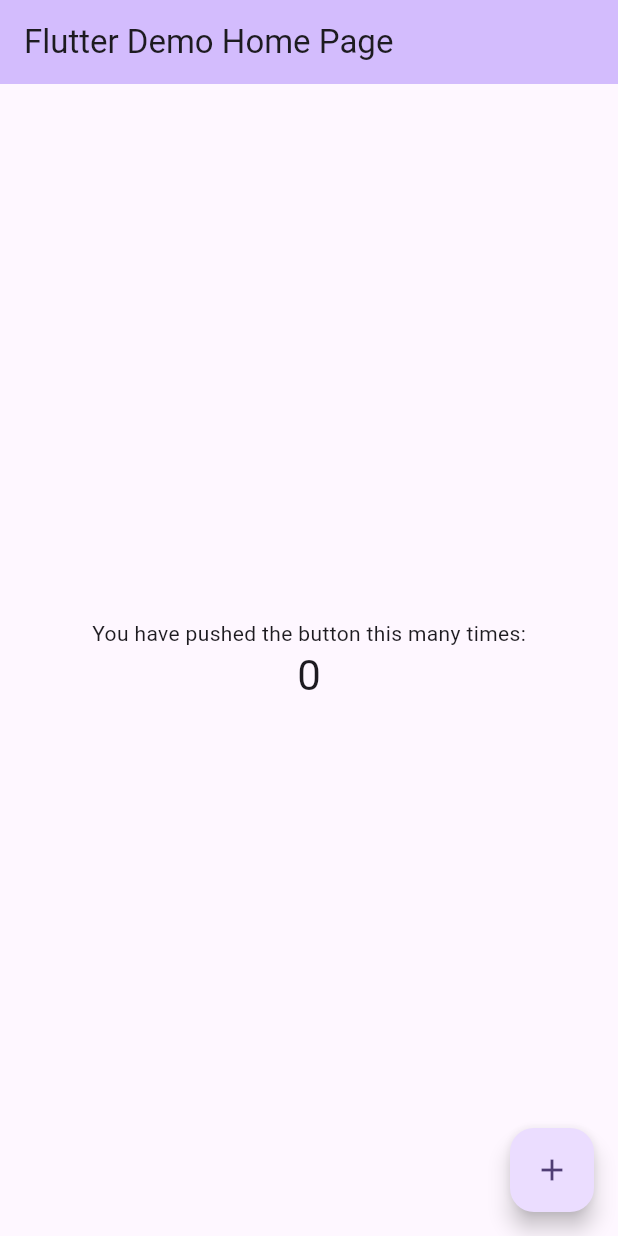
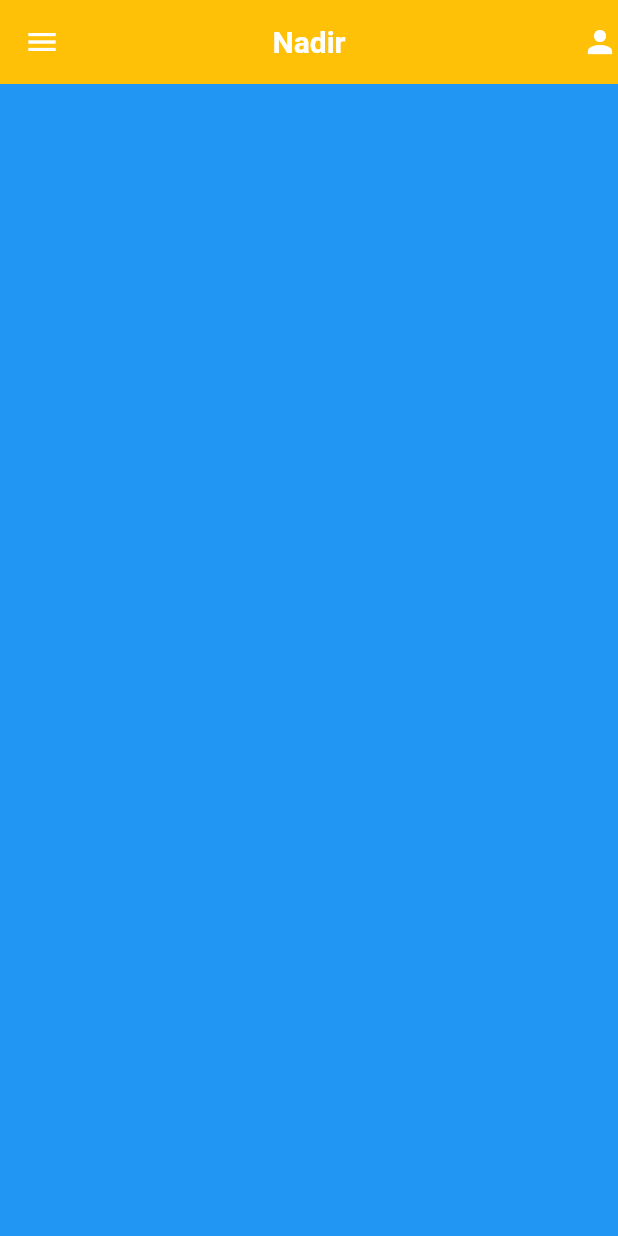
Before and after one commit to sabir-ullah/Flutter-Course-Batch2, a Flutter app: the screen it shows after launch, on a phone screen of 412 x 824 dp. Run offline on Flutter 3.47's test engine with Material 3 defaults, Android fonts, the phone set to English and light mode, and no system bars.

Commit message:
app bar and body practise

```diff
--- a/lib/main.dart
+++ b/lib/main.dart
@@ -1,122 +1,36 @@
+import 'package:flutter/cupertino.dart';
 import 'package:flutter/material.dart';
 
-void main() {
-  runApp(const MyApp());
+void main(){
+  runApp(FlutterBatchTwoApp());
 }
+class FlutterBatchTwoApp extends StatelessWidget {
+  const FlutterBatchTwoApp({super.key});
 
-class MyApp extends StatelessWidget {
-  const MyApp({super.key});
-
-  // This widget is the root of your application.
   @override
   Widget build(BuildContext context) {
-    return MaterialApp(
-      title: 'Flutter Demo',
-      theme: ThemeData(
-        // This is the theme of your application.
-        //
-        // TRY THIS: Try running your application with "flutter run". You'll see
-        // the application has a purple toolbar. Then, without quitting the app,
-        // try changing the seedColor in the colorScheme below to Colors.green
-        // and then invoke "hot reload" (save your changes or press the "hot
-        // reload" button in a Flutter-supported IDE, or press "r" if you used
-        // the command line to start the app).
-        //
-        // Notice that the counter didn't reset back to zero; the application
-        // state is not lost during the reload. To reset the state, use hot
-        // restart instead.
-        //
-        // This works for code too, not just values: Most code changes can be
-        // tested with just a hot reload.
-        colorScheme: ColorScheme.fromSeed(seedColor: Colors.deepPurple),
-      ),
-      home: const MyHomePage(title: 'Flutter Demo Home Page'),
+    return MaterialApp(home: FirstDayPractise(),
+    debugShowCheckedModeBanner: false,
     );
   }
 }
-
-class MyHomePage extends StatefulWidget {
-  const MyHomePage({super.key, required this.title});
-
-  // This widget is the home page of your application. It is stateful, meaning
-  // that it has a State object (defined below) that contains fields that affect
-  // how it looks.
-
-  // This class is the configuration for the state. It holds the values (in this
-  // case the title) provided by the parent (in this case the App widget) and
-  // used by the build method of the State. Fields in a Widget subclass are
-  // always marked "final".
-
-  final String title;
-
-  @override
-  State<MyHomePage> createState() => _MyHomePageState();
-}
-
-class _MyHomePageState extends State<MyHomePage> {
-  int _counter = 0;
-
-  void _incrementCounter() {
-    setState(() {
-      // This call to setState tells the Flutter framework that something has
-      // changed in this State, which causes it to rerun the build method below
-      // so that the display can reflect the updated values. If we changed
-      // _counter without calling setState(), then the build method would not be
-      // called again, and so nothing would appear to happen.
-      _counter++;
-    });
-  }
+class FirstDayPractise extends StatelessWidget {
+  const FirstDayPractise({super.key});
 
   @override
   Widget build(BuildContext context) {
-    // This method is rerun every time setState is called, for instance as done
-    // by the _incrementCounter method above.
-    //
-    // The Flutter framework has been optimized to make rerunning build methods
-    // fast, so that you can just rebuild anything that needs updating rather
-    // than having to individually change instances of widgets.
     return Scaffold(
       appBar: AppBar(
-        // TRY THIS: Try changing the color here to a specific color (to
-        // Colors.amber, perhaps?) and trigger a hot reload to see the AppBar
-        // change color while the other colors stay the same.
-        backgroundColor: Theme.of(context).colorScheme.inversePrimary,
-        // Here we take the value from the MyHomePage object that was created by
-        // the App.build method, and use it to set our appbar title.
-        title: Text(widget.title),
+        centerTitle: true,
+        leading: Icon(Icons.menu,color: Colors.white,),
+        title: Text("Nadir",style: TextStyle(color: Colors.white, fontSize: 20,fontWeight: FontWeight.bold),),
+        actions: [
+          Icon(Icons.person,color: Colors.white,)
+        ],
+        backgroundColor: Colors.amber,
       ),
-      body: Center(
-        // Center is a layout widget. It takes a single child and positions it
-        // in the middle of the parent.
-        child: Column(
-          // Column is also a layout widget. It takes a list of children and
-          // arranges them vertically. By default, it sizes itself to fit its
-          // children horizontally, and tries to be as tall as its parent.
-          //
-          // Column has various properties to control how it sizes itself and
-          // how it positions its children. Here we use mainAxisAlignment to
-          // center the children vertically; the main axis here is the vertical
-          // axis because Columns are vertical (the cross axis would be
-          // horizontal).
-          //
-          // TRY THIS: Invoke "debug painting" (choose the "Toggle Debug Paint"
-          // action in the IDE, or press "p" in the console), to see the
-          // wireframe for each widget.
-          mainAxisAlignment: MainAxisAlignment.center,
-          children: <Widget>[
-            const Text('You have pushed the button this many times:'),
-            Text(
-              '$_counter',
-              style: Theme.of(context).textTheme.headlineMedium,
-            ),
-          ],
-        ),
-      ),
-      floatingActionButton: FloatingActionButton(
-        onPressed: _incrementCounter,
-        tooltip: 'Increment',
-        child: const Icon(Icons.add),
-      ), // This trailing comma makes auto-formatting nicer for build methods.
+      body: Container(color: Colors.blue,),
+
     );
   }
 }
```
Also changed, not shown: 1 other file.
